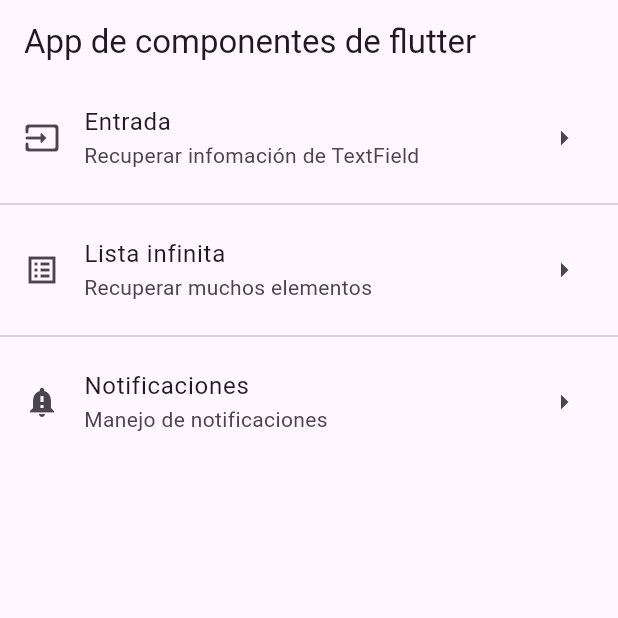
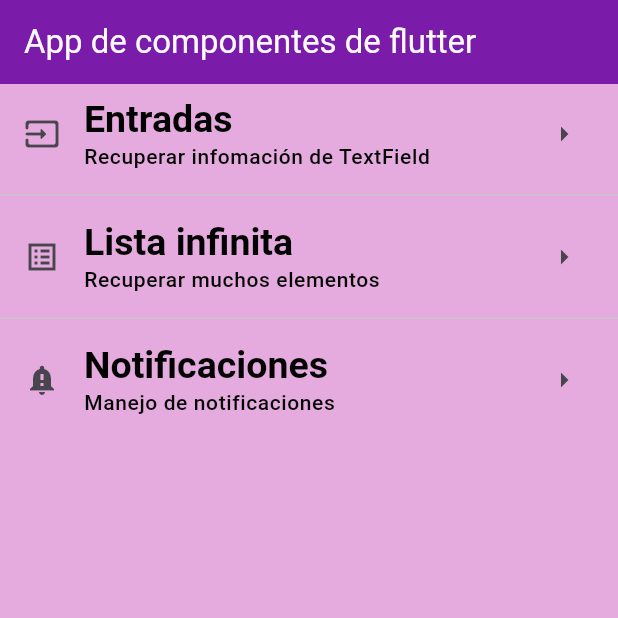
Before and after one commit to IsamarHFz/componentes_flutter, a Flutter app: the screen it shows after launch, on a phone screen of 412 x 824 dp, the top half of it. Run offline on Flutter 3.47's test engine with Material 3 defaults, Android fonts, the phone set to English and light mode, and no system bars.

Commit message:
Creating a ThemeData for the app

```diff
--- a/lib/home_screen.dart
+++ b/lib/home_screen.dart
@@ -7,29 +7,41 @@ class HomeScreen extends StatelessWidget {
   Widget build(BuildContext context) {
     return Scaffold(
       appBar: AppBar(
-      title: const Text('App de componentes de flutter'),
+      title: const Text('App de componentes de flutter', style: TextStyle(color: Color.fromARGB(255, 252, 250, 250)),),
       ),
         body: ListView(
-          children: const <Widget>[
+          children: <Widget>[
             ListTile(
-              title: Text('Entrada'),
-              subtitle: Text('Recuperar infomación de TextField'),
-              leading: Icon(Icons.input_rounded),
-              trailing: Icon(Icons.arrow_right_outlined),
+              title: Text('Entradas',
+                        style: Theme.of(context).textTheme.headlineLarge,
+                      ),
+              subtitle: Text('Recuperar infomación de TextField',
+                            style: Theme.of(context).textTheme.bodySmall,
+                            ),
+              leading: const Icon(Icons.input_rounded),
+              trailing: const Icon(Icons.arrow_right_outlined),
             ),
-            Divider(),
+            const Divider(),
             ListTile(
-              title: Text('Lista infinita'),
-              subtitle: Text('Recuperar muchos elementos'),
-              leading: Icon(Icons.list_alt_sharp),
-              trailing: Icon(Icons.arrow_right_outlined),
+              title: Text('Lista infinita',
+                        style: Theme.of(context).textTheme.headlineLarge,
+                        ),
+              subtitle: Text('Recuperar muchos elementos',
+                      style: Theme.of(context).textTheme.bodySmall,
+                      ),
+              leading: const Icon(Icons.list_alt_sharp),
+              trailing: const Icon(Icons.arrow_right_outlined),
             ),
-            Divider(),
+            const Divider(),
             ListTile(
-              title: Text('Notificaciones'),
-              subtitle: Text('Manejo de notificaciones'),
-              leading: Icon(Icons.notification_important),
-              trailing: Icon(Icons.arrow_right_outlined),
+              title: Text('Notificaciones',
+                        style: Theme.of(context).textTheme.headlineLarge,
+                        ),
+              subtitle: Text('Manejo de notificaciones',
+                        style: Theme.of(context).textTheme.bodySmall,
+                        ),
+              leading: const Icon(Icons.notification_important),
+              trailing: const Icon(Icons.arrow_right_outlined),
             ),
           ],
         ),
--- a/lib/main_app.dart
+++ b/lib/main_app.dart
@@ -6,9 +6,26 @@ class MainApp extends StatelessWidget {
 
   @override
   Widget build(BuildContext context) {
-    return const MaterialApp(
+    return MaterialApp(
       debugShowCheckedModeBanner: false,
-      home: HomeScreen(),
+      home: const HomeScreen(),
+      theme: ThemeData(
+        scaffoldBackgroundColor: const Color.fromARGB(255, 230, 171, 222),
+        appBarTheme: const AppBarTheme(color: Color.fromARGB(245, 118, 21, 167)),
+        textTheme: const TextTheme(
+          headlineLarge: TextStyle(
+            fontFamily: 'sans-serif',
+            fontSize: 25.0,
+            fontWeight: FontWeight.bold,
+            color: Color.fromARGB(255, 3, 3, 3),
+          ),
+          bodySmall: TextStyle(
+            fontSize: 14.0,
+            fontWeight: FontWeight.w500,
+            color: Color.fromARGB(255, 3, 3, 3),
+          ),
+        ),
+      ),
     );
   }
 }
```
